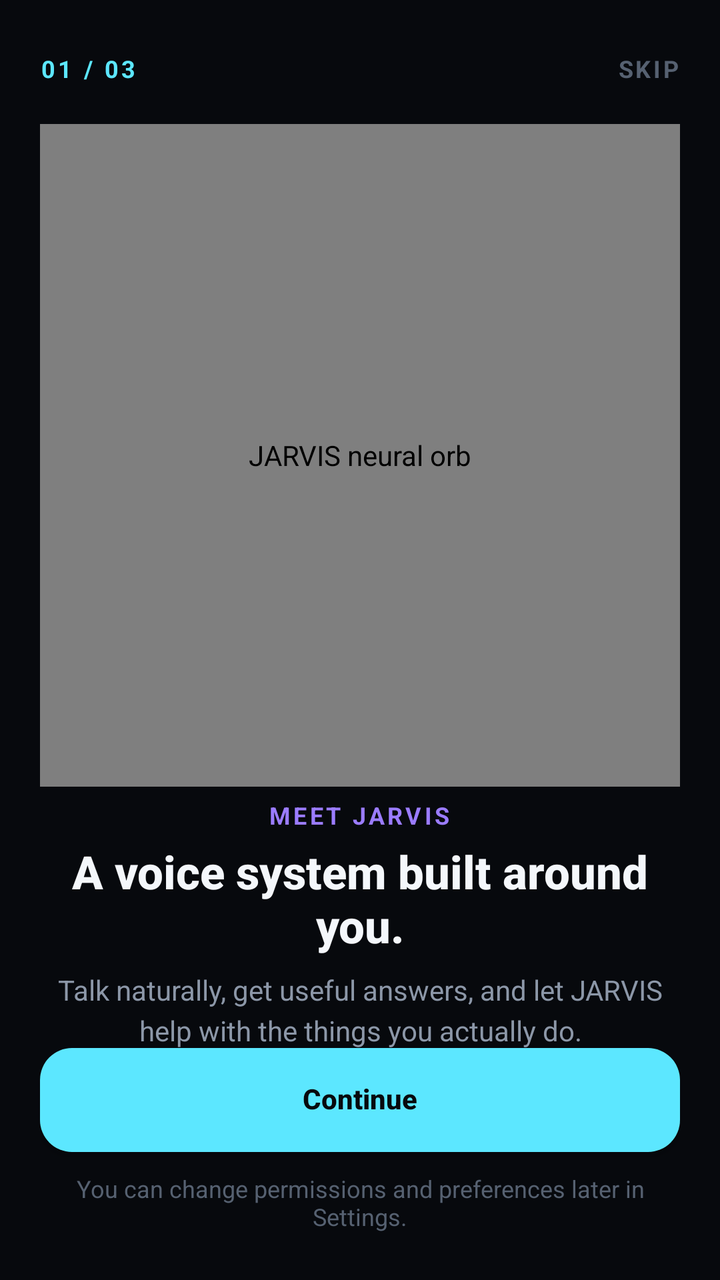
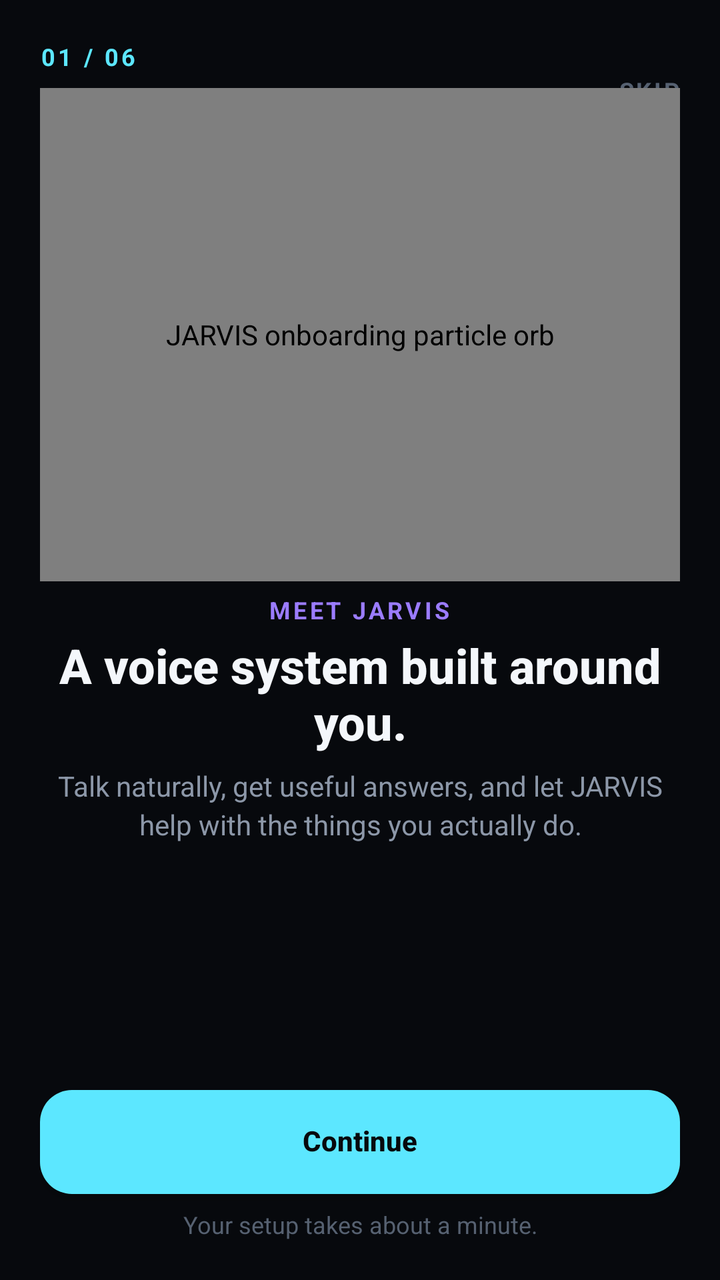

Screens rendered from an Android XML layout before and after an edit, with the pre-edit source and the edit as a unified diff.
<!-- AndroidManifest.xml: application theme Theme.VoiceJarvis -->
<!-- res/layout/activity_onboarding.xml -->
<?xml version="1.0" encoding="utf-8"?>
<androidx.constraintlayout.widget.ConstraintLayout
    xmlns:android="http://schemas.android.com/apk/res/android"
    xmlns:app="http://schemas.android.com/apk/res-auto"
    android:layout_width="match_parent"
    android:layout_height="match_parent"
    android:background="@color/vj_bg_canvas"
    android:paddingStart="@dimen/vj_screen_horizontal"
    android:paddingEnd="@dimen/vj_screen_horizontal"
    android:paddingTop="28dp"
    android:paddingBottom="24dp">

    <TextView
        android:id="@+id/onboardingStep"
        style="@style/VJTextCaption"
        android:layout_width="wrap_content"
        android:layout_height="wrap_content"
        android:text="01 / 03"
        android:textColor="@color/vj_cyan"
        android:textStyle="bold"
        android:letterSpacing="0.12"
        app:layout_constraintTop_toTopOf="parent"
        app:layout_constraintStart_toStartOf="parent" />

    <TextView
        android:id="@+id/onboardingSkip"
        style="@style/VJTextCaption"
        android:layout_width="wrap_content"
        android:layout_height="wrap_content"
        android:text="SKIP"
        android:textColor="@color/vj_text_tertiary"
        android:textStyle="bold"
        android:letterSpacing="0.10"
        android:clickable="true"
        android:focusable="true"
        app:layout_constraintTop_toTopOf="parent"
        app:layout_constraintEnd_toEndOf="parent" />

    <FrameLayout
        android:id="@+id/onboardingOrbStage"
        android:layout_width="0dp"
        android:layout_height="0dp"
        android:layout_marginTop="20dp"
        android:layout_marginBottom="8dp"
        android:clipChildren="false"
        android:clipToPadding="false"
        app:layout_constraintTop_toBottomOf="@id/onboardingStep"
        app:layout_constraintBottom_toTopOf="@id/onboardingContent"
        app:layout_constraintStart_toStartOf="parent"
        app:layout_constraintEnd_toEndOf="parent">

        <com.webwithroni.voicejarvis.orb.ParticleOrbView
            android:id="@+id/onboardingOrb"
            android:layout_width="match_parent"
            android:layout_height="match_parent"
            android:contentDescription="JARVIS neural orb" />

    </FrameLayout>

    <LinearLayout
        android:id="@+id/onboardingContent"
        android:layout_width="0dp"
        android:layout_height="wrap_content"
        android:orientation="vertical"
        android:gravity="center_horizontal"
        app:layout_constraintBottom_toTopOf="@id/onboardingActions"
        app:layout_constraintStart_toStartOf="parent"
        app:layout_constraintEnd_toEndOf="parent">

        <TextView
            android:id="@+id/onboardingEyebrow"
            style="@style/VJTextCaption"
            android:layout_width="wrap_content"
            android:layout_height="wrap_content"
            android:text="MEET JARVIS"
            android:textColor="@color/vj_violet"
            android:textStyle="bold"
            android:letterSpacing="0.12" />

        <TextView
            android:id="@+id/onboardingTitle"
            style="@style/VJTextHeading"
            android:layout_width="match_parent"
            android:layout_height="wrap_content"
            android:layout_marginTop="8dp"
            android:gravity="center"
            android:text="A voice system built around you."
            android:textSize="23sp"
            android:textStyle="bold" />

        <TextView
            android:id="@+id/onboardingBody"
            style="@style/VJTextSecondary"
            android:layout_width="match_parent"
            android:layout_height="wrap_content"
            android:layout_marginTop="10dp"
            android:gravity="center"
            android:text="Talk naturally, get useful answers, and let JARVIS help with the things you actually do."
            android:lineSpacingExtra="4dp" />

    </LinearLayout>

    <LinearLayout
        android:id="@+id/onboardingActions"
        android:layout_width="0dp"
        android:layout_height="wrap_content"
        android:orientation="vertical"
        android:gravity="center_horizontal"
        app:layout_constraintBottom_toBottomOf="parent"
        app:layout_constraintStart_toStartOf="parent"
        app:layout_constraintEnd_toEndOf="parent">

        <Button
            android:id="@+id/onboardingPrimary"
            style="@style/VJButton"
            android:layout_width="match_parent"
            android:layout_height="@dimen/vj_button_height"
            android:background="@drawable/vj_button_primary"
            android:text="Continue"
            android:textColor="@color/vj_bg_canvas"
            android:textStyle="bold"
            android:textAllCaps="false" />

        <TextView
            android:id="@+id/onboardingHint"
            style="@style/VJTextCaption"
            android:layout_width="match_parent"
            android:layout_height="wrap_content"
            android:layout_marginTop="12dp"
            android:gravity="center"
            android:text="You can change permissions and preferences later in Settings."
            android:textColor="@color/vj_text_tertiary" />

    </LinearLayout>

</androidx.constraintlayout.widget.ConstraintLayout>
<!-- resources referenced by this layout -->
<resources>
  <color name="vj_bg_canvas">#07090D</color>
  <color name="vj_cyan">#5CE7FF</color>
  <color name="vj_text_tertiary">#566171</color>
  <color name="vj_violet">#9B7CFF</color>
  <dimen name="vj_button_height">52dp</dimen>
  <dimen name="vj_screen_horizontal">20dp</dimen>
  <!-- drawable vj_button_primary (drawable) -->
  <?xml version="1.0" encoding="utf-8"?>
  <selector xmlns:android="http://schemas.android.com/apk/res/android">
  
      <item android:state_enabled="false">
          <shape android:shape="rectangle">
              <solid android:color="@color/vj_state_paused" />
              <corners android:radius="@dimen/vj_button_radius" />
          </shape>
      </item>
  
      <item android:state_pressed="true">
          <shape android:shape="rectangle">
              <solid android:color="@color/vj_cyan_bright" />
              <corners android:radius="@dimen/vj_button_radius" />
          </shape>
      </item>
  
      <item>
          <shape android:shape="rectangle">
              <solid android:color="@color/vj_cyan" />
              <corners android:radius="@dimen/vj_button_radius" />
          </shape>
      </item>
  
  </selector>
  <style name="VJButton">
          <item name="android:minHeight">@dimen/vj_button_height</item>
          <item name="android:minWidth">@dimen/vj_min_touch_target</item>
          <item name="android:textSize">@dimen/vj_text_secondary</item>
          <item name="android:fontFamily">sans-serif-medium</item>
          <item name="android:textAllCaps">false</item>
          <item name="android:gravity">center</item>
          <item name="android:includeFontPadding">false</item>
      </style>
  <style name="VJTextCaption">
          <item name="android:textSize">@dimen/vj_text_caption</item>
          <item name="android:textColor">@color/vj_text_tertiary</item>
          <item name="android:fontFamily">sans-serif</item>
          <item name="android:includeFontPadding">false</item>
      </style>
  <style name="VJTextHeading">
          <item name="android:textSize">@dimen/vj_text_heading</item>
          <item name="android:textColor">@color/vj_text_primary</item>
          <item name="android:fontFamily">sans-serif-medium</item>
          <item name="android:includeFontPadding">false</item>
      </style>
  <style name="VJTextSecondary">
          <item name="android:textSize">@dimen/vj_text_secondary</item>
          <item name="android:textColor">@color/vj_text_secondary</item>
          <item name="android:fontFamily">sans-serif</item>
          <item name="android:includeFontPadding">false</item>
      </style>
  <style name="Theme.VoiceJarvis" parent="Theme.MaterialComponents.DayNight.NoActionBar" />
  <color name="vj_state_paused">#414A58</color>
  <dimen name="vj_button_radius">16dp</dimen>
  <color name="vj_cyan_bright">#00D9FF</color>
  <dimen name="vj_min_touch_target">48dp</dimen>
  <dimen name="vj_text_secondary">14sp</dimen>
  <dimen name="vj_text_caption">12sp</dimen>
  <dimen name="vj_text_heading">18sp</dimen>
  <color name="vj_text_primary">#F4F7FB</color>
  <color name="vj_text_secondary">#8C97A8</color>
</resources>

<!-- the commit's change to res/layout/activity_onboarding.xml (unified diff, before → after) -->
@@ -2,76 +2,106 @@
 <androidx.constraintlayout.widget.ConstraintLayout
     xmlns:android="http://schemas.android.com/apk/res/android"
     xmlns:app="http://schemas.android.com/apk/res-auto"
+
     android:layout_width="match_parent"
     android:layout_height="match_parent"
+
     android:background="@color/vj_bg_canvas"
+
     android:paddingStart="@dimen/vj_screen_horizontal"
     android:paddingEnd="@dimen/vj_screen_horizontal"
-    android:paddingTop="28dp"
-    android:paddingBottom="24dp">
+    android:paddingTop="22dp"
+    android:paddingBottom="20dp">
 
     <TextView
         android:id="@+id/onboardingStep"
+
         style="@style/VJTextCaption"
+
         android:layout_width="wrap_content"
         android:layout_height="wrap_content"
-        android:text="01 / 03"
+
+        android:text="01 / 06"
         android:textColor="@color/vj_cyan"
         android:textStyle="bold"
         android:letterSpacing="0.12"
+
         app:layout_constraintTop_toTopOf="parent"
         app:layout_constraintStart_toStartOf="parent" />
 
     <TextView
         android:id="@+id/onboardingSkip"
+
         style="@style/VJTextCaption"
+
         android:layout_width="wrap_content"
-        android:layout_height="wrap_content"
+        android:layout_height="48dp"
+
         android:text="SKIP"
         android:textColor="@color/vj_text_tertiary"
         android:textStyle="bold"
         android:letterSpacing="0.10"
+
+        android:gravity="center"
+
         android:clickable="true"
         android:focusable="true"
+
         app:layout_constraintTop_toTopOf="parent"
         app:layout_constraintEnd_toEndOf="parent" />
 
     <FrameLayout
         android:id="@+id/onboardingOrbStage"
+
         android:layout_width="0dp"
         android:layout_height="0dp"
-        android:layout_marginTop="20dp"
+
+        android:layout_marginTop="8dp"
         android:layout_marginBottom="8dp"
+
         android:clipChildren="false"
         android:clipToPadding="false"
+
         app:layout_constraintTop_toBottomOf="@id/onboardingStep"
         app:layout_constraintBottom_toTopOf="@id/onboardingContent"
+
         app:layout_constraintStart_toStartOf="parent"
         app:layout_constraintEnd_toEndOf="parent">
 
         <com.webwithroni.voicejarvis.orb.ParticleOrbView
             android:id="@+id/onboardingOrb"
+
             android:layout_width="match_parent"
             android:layout_height="match_parent"
-            android:contentDescription="JARVIS neural orb" />
+
+            android:contentDescription="JARVIS onboarding particle orb" />
 
     </FrameLayout>
 
     <LinearLayout
         android:id="@+id/onboardingContent"
+
         android:layout_width="0dp"
-        android:layout_height="wrap_content"
+        android:layout_height="0dp"
+
         android:orientation="vertical"
-        android:gravity="center_horizontal"
+
+        app:layout_constraintTop_toBottomOf="@id/onboardingOrbStage"
         app:layout_constraintBottom_toTopOf="@id/onboardingActions"
+
         app:layout_constraintStart_toStartOf="parent"
         app:layout_constraintEnd_toEndOf="parent">
 
         <TextView
             android:id="@+id/onboardingEyebrow"
+
             style="@style/VJTextCaption"
+
             android:layout_width="wrap_content"
             android:layout_height="wrap_content"
+
+            android:layout_gravity="center_horizontal"
+
             android:text="MEET JARVIS"
             android:textColor="@color/vj_violet"
             android:textStyle="bold"
@@ -79,43 +109,172 @@
 
         <TextView
             android:id="@+id/onboardingTitle"
+
             style="@style/VJTextHeading"
-            android:layout_width="match_parent"
-            android:layout_height="wrap_content"
+
+            android:layout_width="match_parent"
+            android:layout_height="wrap_content"
+
+            android:layout_marginTop="7dp"
+
+            android:gravity="center"
+
+            android:text="A voice system built around you."
+            android:textSize="24sp"
+            android:textStyle="bold" />
+
+        <TextView
+            android:id="@+id/onboardingBody"
+
+            style="@style/VJTextSecondary"
+
+            android:layout_width="match_parent"
+            android:layout_height="wrap_content"
+
+            android:layout_marginTop="9dp"
+
+            android:gravity="center"
+
+            android:lineSpacingExtra="3dp"
+
+            android:text="Talk naturally, get useful answers, and let JARVIS help with the things you actually do." />
+
+        <LinearLayout
+            android:id="@+id/voiceStudio"
+            android:layout_width="match_parent"
+            android:layout_height="0dp"
             android:layout_marginTop="8dp"
-            android:gravity="center"
-            android:text="A voice system built around you."
-            android:textSize="23sp"
-            android:textStyle="bold" />
-
-        <TextView
-            android:id="@+id/onboardingBody"
-            style="@style/VJTextSecondary"
-            android:layout_width="match_parent"
-            android:layout_height="wrap_content"
+            android:orientation="vertical"
+            android:visibility="gone"
+            android:layout_weight="1">
+
+            <LinearLayout
+                android:layout_width="match_parent"
+                android:layout_height="wrap_content"
+                android:orientation="horizontal"
+                android:gravity="center_vertical"
+                android:padding="10dp"
+                android:background="@drawable/vj_card_background">
+
+                <TextView
+                    android:id="@+id/voiceSelectedName"
+                    android:layout_width="0dp"
+                    android:layout_height="wrap_content"
+                    android:layout_weight="1"
+                    android:text="Aoede"
+                    android:textColor="@color/vj_text_primary"
+                    android:textSize="16sp"
+                    android:textStyle="bold" />
+
+                <Button
+                    android:id="@+id/voicePreviewButton"
+                    style="@style/VJButton"
+                    android:layout_width="wrap_content"
+                    android:layout_height="48dp"
+                    android:text="▶  PREVIEW"
+                    android:textAllCaps="false" />
+
+            </LinearLayout>
+
+            <EditText
+                android:id="@+id/voiceSearch"
+                android:layout_width="match_parent"
+                android:layout_height="50dp"
+                android:layout_marginTop="8dp"
+                android:hint="Search voices..."
+                android:singleLine="true"
+                android:textColor="@color/vj_text_primary"
+                android:textColorHint="@color/vj_text_tertiary"
+                android:background="@drawable/vj_card_background" />
+
+            <ScrollView
+                android:layout_width="match_parent"
+                android:layout_height="0dp"
+                android:layout_marginTop="8dp"
+                android:layout_weight="1"
+                android:scrollbars="vertical">
+
+                <LinearLayout
+                    android:id="@+id/voiceList"
+                    android:layout_width="match_parent"
+                    android:layout_height="wrap_content"
+                    android:orientation="vertical" />
+
+            </ScrollView>
+
+        </LinearLayout>
+
+        <TextView
+            android:id="@+id/personalitySelectionSummary"
+
+            style="@style/VJTextCaption"
+
+            android:layout_width="wrap_content"
+            android:layout_height="wrap_content"
+
+            android:layout_gravity="center_horizontal"
+
             android:layout_marginTop="10dp"
-            android:gravity="center"
-            android:text="Talk naturally, get useful answers, and let JARVIS help with the things you actually do."
-            android:lineSpacingExtra="4dp" />
+
+            android:text="Selected • The Best Assistant"
+
+            android:textColor="@color/vj_cyan"
+            android:textStyle="bold"
+
+            android:visibility="gone" />
+
+        <ScrollView
+            android:id="@+id/personalityScroll"
+
+            android:layout_width="match_parent"
+            android:layout_height="0dp"
+
+            android:layout_marginTop="10dp"
+
+            android:fillViewport="false"
+
+            android:scrollbars="vertical"
+
+            android:visibility="gone"
+
+            android:layout_weight="1">
+
+            <LinearLayout
+                android:id="@+id/personalityList"
+
+                android:layout_width="match_parent"
+                android:layout_height="wrap_content"
+
+                android:orientation="vertical" />
+
+        </ScrollView>
 
     </LinearLayout>
 
     <LinearLayout
         android:id="@+id/onboardingActions"
+
         android:layout_width="0dp"
         android:layout_height="wrap_content"
+
         android:orientation="vertical"
+
         android:gravity="center_horizontal"
+
         app:layout_constraintBottom_toBottomOf="parent"
         app:layout_constraintStart_toStartOf="parent"
         app:layout_constraintEnd_toEndOf="parent">
 
         <Button
             android:id="@+id/onboardingPrimary"
+
             style="@style/VJButton"
+
             android:layout_width="match_parent"
             android:layout_height="@dimen/vj_button_height"
+
             android:background="@drawable/vj_button_primary"
+
             android:text="Continue"
             android:textColor="@color/vj_bg_canvas"
             android:textStyle="bold"
@@ -123,12 +282,18 @@
 
         <TextView
             android:id="@+id/onboardingHint"
+
             style="@style/VJTextCaption"
-            android:layout_width="match_parent"
-            android:layout_height="wrap_content"
-            android:layout_marginTop="12dp"
+
+            android:layout_width="match_parent"
+            android:layout_height="wrap_content"
+
+            android:layout_marginTop="9dp"
+
             android:gravity="center"
-            android:text="You can change permissions and preferences later in Settings."
+
+            android:text="Your setup takes about a minute."
+
             android:textColor="@color/vj_text_tertiary" />
 
     </LinearLayout>
<!-- resource entries referenced after the edit -->
@@ -2,6 +2,7 @@
 <resources>
   <color name="vj_bg_canvas">#07090D</color>
   <color name="vj_cyan">#5CE7FF</color>
+  <color name="vj_text_primary">#F4F7FB</color>
   <color name="vj_text_tertiary">#566171</color>
   <color name="vj_violet">#9B7CFF</color>
   <dimen name="vj_button_height">52dp</dimen>
@@ -32,6 +33,20 @@
       </item>
   
   </selector>
+  <!-- drawable vj_card_background (drawable) -->
+  <?xml version="1.0" encoding="utf-8"?>
+  <shape xmlns:android="http://schemas.android.com/apk/res/android"
+      android:shape="rectangle">
+  
+      <solid android:color="@color/vj_bg_surface" />
+  
+      <corners android:radius="@dimen/vj_card_radius" />
+  
+      <stroke
+          android:width="1dp"
+          android:color="@color/vj_border_subtle" />
+  
+  </shape>
   <style name="VJButton">
           <item name="android:minHeight">@dimen/vj_button_height</item>
           <item name="android:minWidth">@dimen/vj_min_touch_target</item>
@@ -63,11 +78,13 @@
   <color name="vj_state_paused">#414A58</color>
   <dimen name="vj_button_radius">16dp</dimen>
   <color name="vj_cyan_bright">#00D9FF</color>
+  <color name="vj_bg_surface">#0D1118</color>
+  <dimen name="vj_card_radius">18dp</dimen>
+  <color name="vj_border_subtle">#1AFFFFFF</color>
   <dimen name="vj_min_touch_target">48dp</dimen>
   <dimen name="vj_text_secondary">14sp</dimen>
   <dimen name="vj_text_caption">12sp</dimen>
   <dimen name="vj_text_heading">18sp</dimen>
-  <color name="vj_text_primary">#F4F7FB</color>
   <color name="vj_text_secondary">#8C97A8</color>
 </resources>
 
